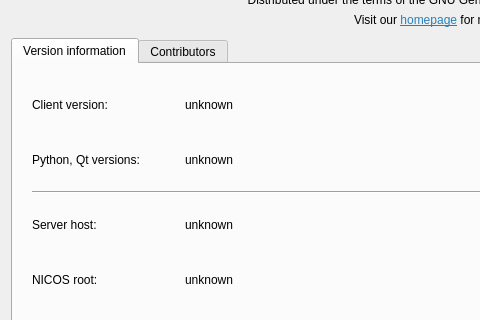
Above: nicos/clients/gui/dialogs/about.ui from mlz-ictrl/nicos before the change; both pictures show x 0 to 480 and y 222 to 542 of the 925 by 755 pixel window. Below: the same form after it.
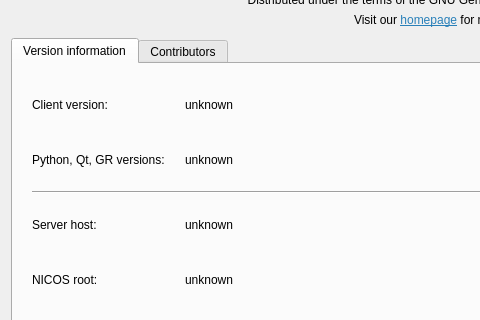
That is the form after the change. Icons and pictures are not drawn.

Commit message:
GUI: Add the GR version to the "About" dialog
It seems quite helpful to get information about the used GR library
versions (runtime and python) if there are some problems with the plots.

The edit to the form file:
```diff
--- a/nicos/clients/gui/dialogs/about.ui
+++ b/nicos/clients/gui/dialogs/about.ui
@@ -398,7 +398,7 @@
        <item row="2" column="1">
         <widget class="QLabel" name="label_10">
          <property name="text">
-          <string>Python, Qt versions:</string>
+          <string>Python, Qt, GR versions:</string>
          </property>
         </widget>
        </item>
```
The commit also changes 1 other file.
